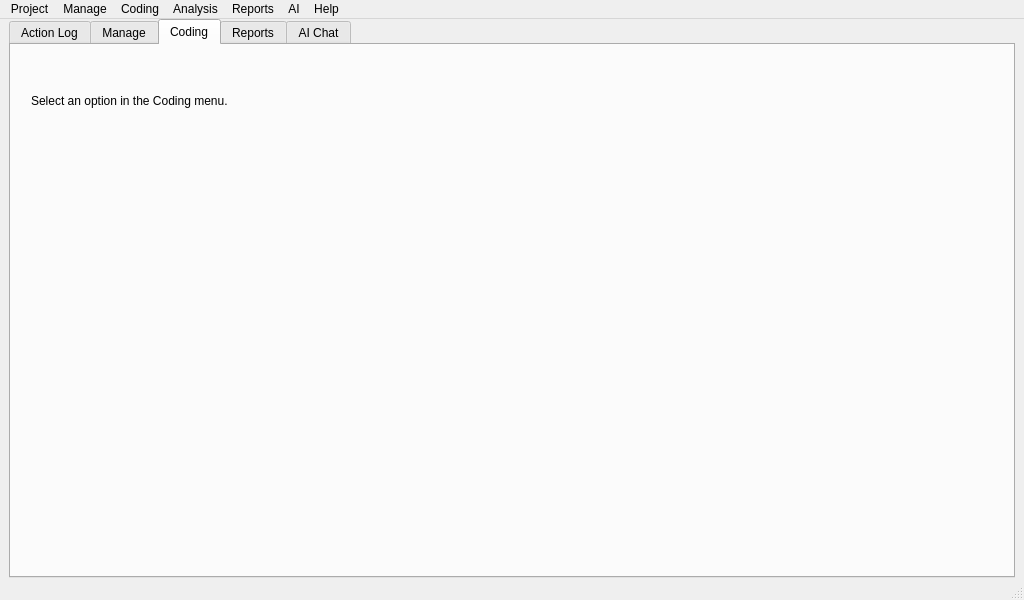
ccbogel/QualCoder, file src/GUI_UIs/ui_main.ui: the form before one commit.
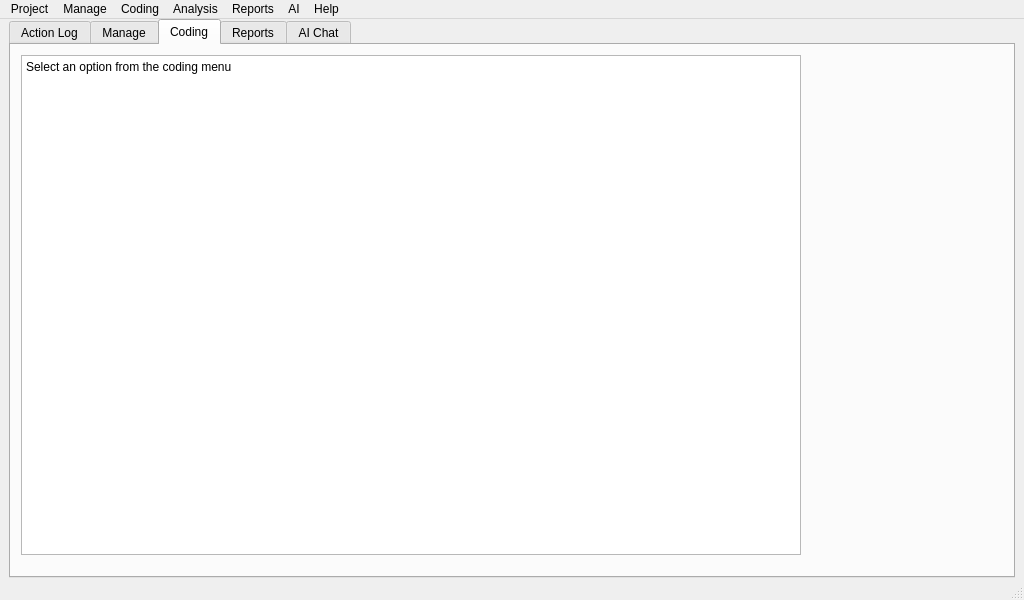
The form after the commit. The open tabs and pages were chosen to show the change.

Commit message: changed coding, reports, manage labels to textbrowsers

Patch:
```diff
--- a/src/GUI_UIs/ui_main.ui
+++ b/src/GUI_UIs/ui_main.ui
@@ -61,19 +61,26 @@
        <attribute name="title">
         <string>Coding</string>
        </attribute>
-       <widget class="QLabel" name="label_coding">
+       <widget class="QTextBrowser" name="textBrowser_coding">
         <property name="geometry">
          <rect>
-          <x>20</x>
-          <y>20</y>
-          <width>811</width>
-          <height>71</height>
+          <x>10</x>
+          <y>10</y>
+          <width>780</width>
+          <height>500</height>
          </rect>
         </property>
-        <property name="text">
-         <string>Select an option in the Coding menu. </string>
+        <property name="html">
+         <string>&lt;!DOCTYPE HTML PUBLIC &quot;-//W3C//DTD HTML 4.0//EN&quot; &quot;http://www.w3.org/TR/REC-html40/strict.dtd&quot;&gt;
+&lt;html&gt;&lt;head&gt;&lt;meta name=&quot;qrichtext&quot; content=&quot;1&quot; /&gt;&lt;meta charset=&quot;utf-8&quot; /&gt;&lt;style type=&quot;text/css&quot;&gt;
+p, li { white-space: pre-wrap; }
+hr { height: 1px; border-width: 0; }
+li.unchecked::marker { content: &quot;\2610&quot;; }
+li.checked::marker { content: &quot;\2612&quot;; }
+&lt;/style&gt;&lt;/head&gt;&lt;body style=&quot; font-family:'Segoe UI'; font-size:9pt; font-weight:400; font-style:normal;&quot;&gt;
+&lt;p style=&quot; margin-top:0px; margin-bottom:0px; margin-left:0px; margin-right:0px; -qt-block-indent:0; text-indent:0px;&quot;&gt;Select an option from the coding menu&lt;/p&gt;&lt;/body&gt;&lt;/html&gt;</string>
         </property>
-        <property name="wordWrap">
+        <property name="openExternalLinks">
          <bool>true</bool>
         </property>
        </widget>
```
Left out of the diff: 48 changed lines with no effect on the pictures.
